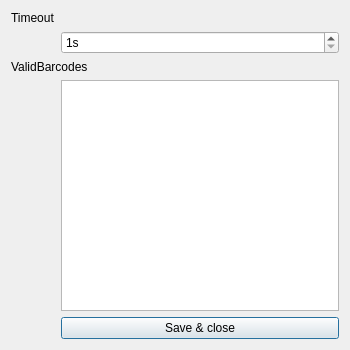
Old version of the form QCornerGuardInspector/barcodesettingsdialog.ui in the repository johnerlandsson/mcv.
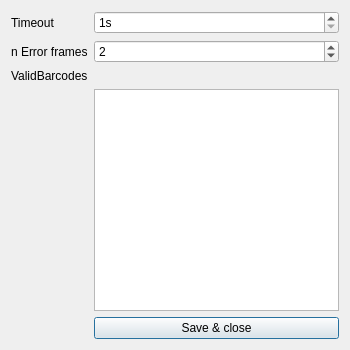
New version of the form.

Patch:
```diff
--- a/QCornerGuardInspector/barcodesettingsdialog.ui
+++ b/QCornerGuardInspector/barcodesettingsdialog.ui
@@ -27,19 +27,6 @@
      </property>
     </widget>
    </item>
-   <item row="1" column="1">
-    <widget class="QSpinBox" name="spnTimeout">
-     <property name="suffix">
-      <string>s</string>
-     </property>
-     <property name="minimum">
-      <number>1</number>
-     </property>
-     <property name="maximum">
-      <number>999</number>
-     </property>
-    </widget>
-   </item>
    <item row="2" column="0" colspan="2">
     <widget class="QLabel" name="label_2">
      <property name="text">
@@ -57,6 +44,36 @@
      </property>
     </widget>
    </item>
+   <item row="0" column="1">
+    <widget class="QSpinBox" name="spnTimeout">
+     <property name="suffix">
+      <string>s</string>
+     </property>
+     <property name="minimum">
+      <number>1</number>
+     </property>
+     <property name="maximum">
+      <number>999</number>
+     </property>
+    </widget>
+   </item>
+   <item row="1" column="0">
+    <widget class="QLabel" name="label_3">
+     <property name="text">
+      <string>n Error frames</string>
+     </property>
+    </widget>
+   </item>
+   <item row="1" column="1">
+    <widget class="QSpinBox" name="spnNErrorFrames">
+     <property name="minimum">
+      <number>1</number>
+     </property>
+     <property name="value">
+      <number>2</number>
+     </property>
+    </widget>
+   </item>
   </layout>
  </widget>
  <resources/>
```
